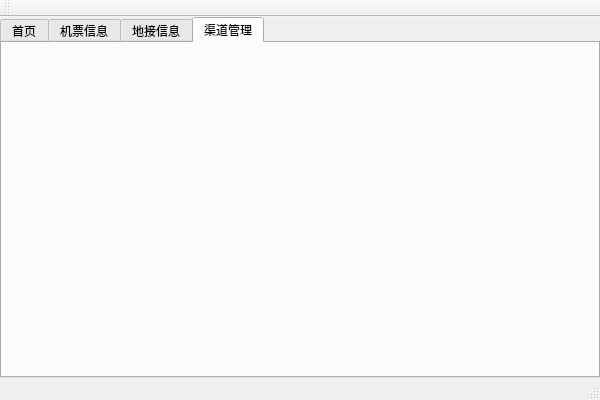
The window that mainwindow.ui (ronnyluo/smart) describes before a commit, drawn with Qt 5.
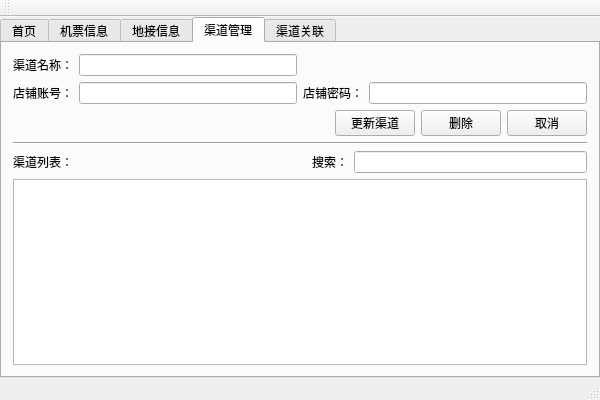
The same window after the commit. The open tabs and pages were chosen to show the change.

Commit message: 渠道管理

Diff of the .ui file:
```diff
--- a/mainwindow.ui
+++ b/mainwindow.ui
@@ -399,6 +399,257 @@
        <attribute name="title">
         <string>渠道管理</string>
        </attribute>
+       <layout class="QVBoxLayout" name="verticalLayout_3">
+        <item>
+         <layout class="QGridLayout" name="gridLayout_3">
+          <item row="0" column="0">
+           <widget class="QLabel" name="label_17">
+            <property name="text">
+             <string>渠道名称：</string>
+            </property>
+           </widget>
+          </item>
+          <item row="0" column="1">
+           <widget class="QLineEdit" name="lineEdit_ChannelName"/>
+          </item>
+          <item row="1" column="0">
+           <widget class="QLabel" name="label_19">
+            <property name="text">
+             <string>店铺账号：</string>
+            </property>
+           </widget>
+          </item>
+          <item row="1" column="1">
+           <widget class="QLineEdit" name="lineEdit_Account"/>
+          </item>
+          <item row="1" column="2">
+           <widget class="QLabel" name="label_20">
+            <property name="text">
+             <string>店铺密码：</string>
+            </property>
+           </widget>
+          </item>
+          <item row="1" column="3">
+           <widget class="QLineEdit" name="lineEdit_Password"/>
+          </item>
+         </layout>
+        </item>
+        <item>
+         <layout class="QHBoxLayout" name="horizontalLayout_7">
+          <item>
+           <spacer name="horizontalSpacer_5">
+            <property name="orientation">
+             <enum>Qt::Horizontal</enum>
+            </property>
+            <property name="sizeHint" stdset="0">
+             <size>
+              <width>40</width>
+              <height>20</height>
+             </size>
+            </property>
+           </spacer>
+          </item>
+          <item>
+           <widget class="QPushButton" name="pushButton_ChannelUpdate">
+            <property name="text">
+             <string>更新渠道</string>
+            </property>
+           </widget>
+          </item>
+          <item>
+           <widget class="QPushButton" name="pushButton_ChannelDel">
+            <property name="text">
+             <string>删除</string>
+            </property>
+           </widget>
+          </item>
+          <item>
+           <widget class="QPushButton" name="pushButton_ChannelCancel">
+            <property name="text">
+             <string>取消</string>
+            </property>
+           </widget>
+          </item>
+         </layout>
+        </item>
+        <item>
+         <widget class="Line" name="line_3">
+          <property name="orientation">
+           <enum>Qt::Horizontal</enum>
+          </property>
+         </widget>
+        </item>
+        <item>
+         <layout class="QHBoxLayout" name="horizontalLayout_8">
+          <item>
+           <widget class="QLabel" name="label_23">
+            <property name="text">
+             <string>渠道列表：</string>
+            </property>
+           </widget>
+          </item>
+          <item>
+           <spacer name="horizontalSpacer_6">
+            <property name="orientation">
+             <enum>Qt::Horizontal</enum>
+            </property>
+            <property name="sizeHint" stdset="0">
+             <size>
+              <width>40</width>
+              <height>20</height>
+             </size>
+            </property>
+           </spacer>
+          </item>
+          <item>
+           <widget class="QLabel" name="label_ChannelFind">
+            <property name="text">
+             <string>搜索：</string>
+            </property>
+           </widget>
+          </item>
+          <item>
+           <widget class="QLineEdit" name="lineEdit_ChannelFind"/>
+          </item>
+         </layout>
+        </item>
+        <item>
+         <widget class="QTableWidget" name="tableWidget_Channel">
+          <property name="editTriggers">
+           <set>QAbstractItemView::NoEditTriggers</set>
+          </property>
+          <property name="selectionBehavior">
+           <enum>QAbstractItemView::SelectRows</enum>
+          </property>
+          <property name="rowCount">
+           <number>0</number>
+          </property>
+          <property name="columnCount">
+           <number>0</number>
+          </property>
+         </widget>
+        </item>
+       </layout>
+      </widget>
+      <widget class="QWidget" name="tab_2">
+       <attribute name="title">
+        <string>渠道关联</string>
+       </attribute>
+       <layout class="QHBoxLayout" name="horizontalLayout_10">
+        <item>
+         <widget class="QListWidget" name="listWidget_ChannelList">
+          <property name="sizePolicy">
+           <sizepolicy hsizetype="Preferred" vsizetype="Expanding">
+            <horstretch>0</horstretch>
+            <verstretch>0</verstretch>
+           </sizepolicy>
+          </property>
+         </widget>
+        </item>
+        <item>
+         <widget class="Line" name="line_5">
+          <property name="orientation">
+           <enum>Qt::Vertical</enum>
+          </property>
+         </widget>
+        </item>
+        <item>
+         <layout class="QVBoxLayout" name="verticalLayout_4">
+          <item>
+           <layout class="QGridLayout" name="gridLayout_4">
+            <item row="0" column="0">
+             <widget class="QLabel" name="label_18">
+              <property name="text">
+               <string>地接产品ID:</string>
+              </property>
+             </widget>
+            </item>
+            <item row="0" column="1">
+             <widget class="QLineEdit" name="lineEdit_ChannelPickServiceID"/>
+            </item>
+            <item row="1" column="0">
+             <widget class="QLabel" name="label_21">
+              <property name="text">
+               <string>关联产品ID：</string>
+              </property>
+             </widget>
+            </item>
+            <item row="1" column="1">
+             <widget class="QLineEdit" name="lineEdit_ShopProductID"/>
+            </item>
+            <item row="2" column="0">
+             <widget class="QLabel" name="label_22">
+              <property name="text">
+               <string>关联产品名称：</string>
+              </property>
+             </widget>
+            </item>
+            <item row="2" column="1">
+             <widget class="QLineEdit" name="lineEdit_ShopProductName"/>
+            </item>
+           </layout>
+          </item>
+          <item>
+           <layout class="QHBoxLayout" name="horizontalLayout_9">
+            <item>
+             <spacer name="horizontalSpacer_7">
+              <property name="orientation">
+               <enum>Qt::Horizontal</enum>
+              </property>
+              <property name="sizeHint" stdset="0">
+               <size>
+                <width>40</width>
+                <height>20</height>
+               </size>
+              </property>
+             </spacer>
+            </item>
+            <item>
+             <widget class="QPushButton" name="pushButton_ChannelRelationUpdate">
+              <property name="text">
+               <string>更新</string>
+              </property>
+             </widget>
+            </item>
+            <item>
+             <widget class="QPushButton" name="pushButton_ChannelRelationDel">
+              <property name="text">
+               <string>删除</string>
+              </property>
+             </widget>
+            </item>
+            <item>
+             <widget class="QPushButton" name="pushButton_ChannelRelationCancel">
+              <property name="text">
+               <string>取消</string>
+              </property>
+             </widget>
+            </item>
+           </layout>
+          </item>
+          <item>
+           <widget class="Line" name="line_4">
+            <property name="orientation">
+             <enum>Qt::Horizontal</enum>
+            </property>
+           </widget>
+          </item>
+          <item>
+           <widget class="QTableWidget" name="tableWidget_ChannelRelation">
+            <property name="editTriggers">
+             <set>QAbstractItemView::NoEditTriggers</set>
+            </property>
+            <property name="selectionMode">
+             <enum>QAbstractItemView::ExtendedSelection</enum>
+            </property>
+            <property name="selectionBehavior">
+             <enum>QAbstractItemView::SelectRows</enum>
+            </property>
+           </widget>
+          </item>
+         </layout>
+        </item>
+       </layout>
       </widget>
      </widget>
     </item>
```
Left out of the diff: 2 changed lines with no effect on the pictures. The commit also changes 6 other files.
